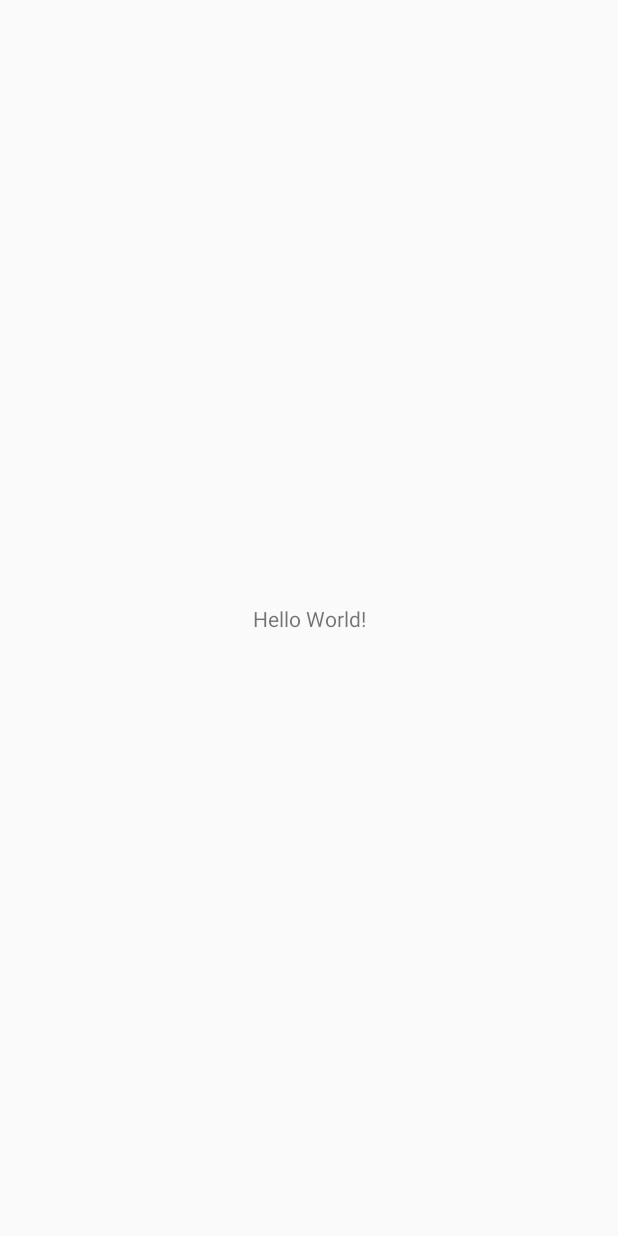
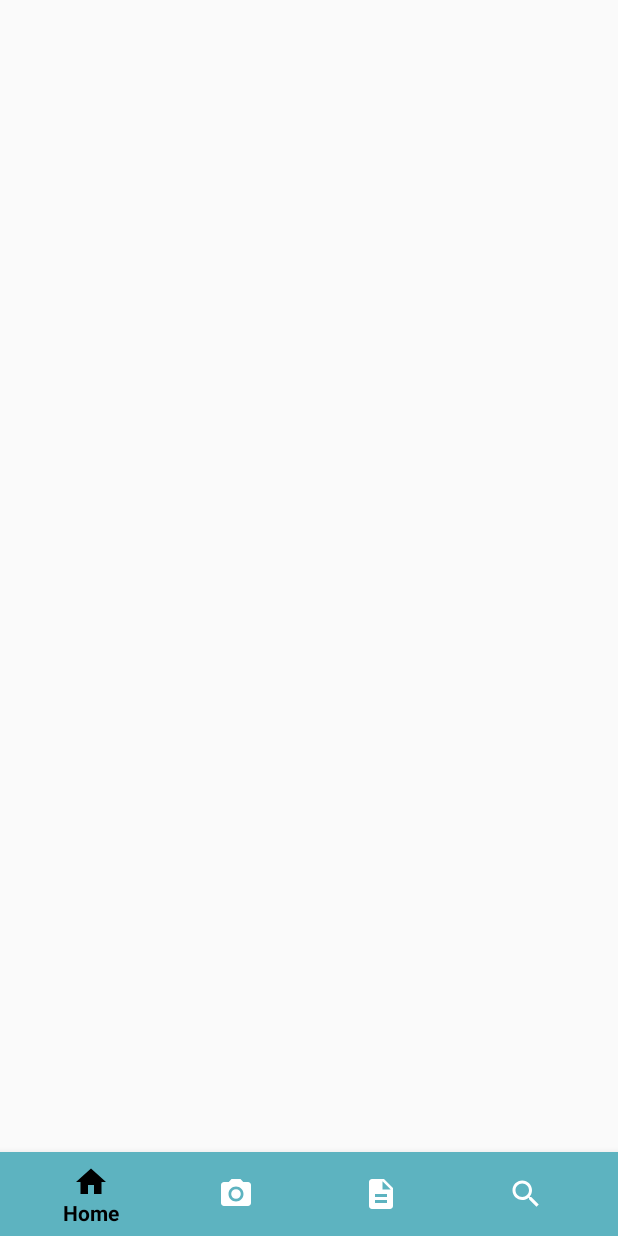
Before and after one commit to ikbalp/Exposhoot, an Android app: the MainActivity screen opened directly, with no data from a screen before it, on a phone screen of 412 x 824 dp. Before the commit the screen is almost empty. Run offline under Robolectric (Android 15) with nearby library versions, the light colour scheme and no system bars.

Commit message:
bottom navigation

```diff
--- a/app/build.gradle
+++ b/app/build.gradle
@@ -33,6 +33,6 @@
     androidTestImplementation 'androidx.test.espresso:espresso-core:3.2.0'
     implementation 'com.google.android.material:material:1.1.0'
 
-
+    implementation 'com.google.android.material:material:1.1.0'
 
 }
--- a/app/src/main/java/com/ikbalp/exposhoot/IntroViewPagerAdapter.java
+++ b/app/src/main/java/com/ikbalp/exposhoot/IntroViewPagerAdapter.java
@@ -11,6 +11,14 @@
 import androidx.viewpager.widget.PagerAdapter;
 
 import java.util.List;
+
+/*
+     Kamis, 25 Juni 2020
+     Ikbal Padilah
+     10117143 - IF4
+*/
+
+
 
 public class IntroViewPagerAdapter extends PagerAdapter {
 
--- a/app/src/main/java/com/ikbalp/exposhoot/MainActivity.java
+++ b/app/src/main/java/com/ikbalp/exposhoot/MainActivity.java
@@ -3,6 +3,13 @@
 import androidx.appcompat.app.AppCompatActivity;
 
 import android.os.Bundle;
+
+/*
+     Kamis, 25 Juni 2020
+     Ikbal Padilah
+     10117143 - IF4
+*/
+
 
 public class MainActivity extends AppCompatActivity {
 
--- a/app/src/main/java/com/ikbalp/exposhoot/ScreenItem.java
+++ b/app/src/main/java/com/ikbalp/exposhoot/ScreenItem.java
@@ -1,4 +1,11 @@
 package com.ikbalp.exposhoot;
+
+/*
+     Kamis, 25 Juni 2020
+     Ikbal Padilah
+     10117143 - IF4
+*/
+
 
 public class ScreenItem {
 
--- a/app/src/main/java/com/ikbalp/exposhoot/SplashScreen.java
+++ b/app/src/main/java/com/ikbalp/exposhoot/SplashScreen.java
@@ -7,6 +7,13 @@
 import android.view.WindowManager;
 
 import androidx.appcompat.app.AppCompatActivity;
+
+/*
+     Kamis, 25 Juni 2020
+     Ikbal Padilah
+     10117143 - IF4
+*/
+
 
 public class SplashScreen extends AppCompatActivity {
     private int waktu_loading=2500;
--- /dev/null
+++ b/app/src/main/res/drawable/color_state.xml
@@ -0,0 +1,12 @@
+<?xml version="1.0" encoding="utf-8"?>
+<selector xmlns:android="http://schemas.android.com/apk/res/android">
+
+    <item
+        android:color="@color/black"
+        android:state_checked="true"/>
+
+    <item
+        android:color="@color/white"
+        android:state_checked="false"/>
+
+</selector>
--- /dev/null
+++ b/app/src/main/res/drawable/ic_camera.xml
@@ -0,0 +1,12 @@
+<vector xmlns:android="http://schemas.android.com/apk/res/android"
+        android:width="24dp"
+        android:height="24dp"
+        android:viewportWidth="24.0"
+        android:viewportHeight="24.0">
+    <path
+        android:fillColor="#FF000000"
+        android:pathData="M12,12m-3.2,0a3.2,3.2 0,1 1,6.4 0a3.2,3.2 0,1 1,-6.4 0"/>
+    <path
+        android:fillColor="#FF000000"
+        android:pathData="M9,2L7.17,4L4,4c-1.1,0 -2,0.9 -2,2v12c0,1.1 0.9,2 2,2h16c1.1,0 2,-0.9 2,-2L22,6c0,-1.1 -0.9,-2 -2,-2h-3.17L15,2L9,2zM12,17c-2.76,0 -5,-2.24 -5,-5s2.24,-5 5,-5 5,2.24 5,5 -2.24,5 -5,5z"/>
+</vector>
--- /dev/null
+++ b/app/src/main/res/drawable/ic_home.xml
@@ -0,0 +1,9 @@
+<vector xmlns:android="http://schemas.android.com/apk/res/android"
+        android:width="24dp"
+        android:height="24dp"
+        android:viewportWidth="24.0"
+        android:viewportHeight="24.0">
+    <path
+        android:fillColor="#FF000000"
+        android:pathData="M10,20v-6h4v6h5v-8h3L12,3 2,12h3v8z"/>
+</vector>
--- /dev/null
+++ b/app/src/main/res/drawable/ic_search.xml
@@ -0,0 +1,9 @@
+<vector xmlns:android="http://schemas.android.com/apk/res/android"
+        android:width="24dp"
+        android:height="24dp"
+        android:viewportWidth="24.0"
+        android:viewportHeight="24.0">
+    <path
+        android:fillColor="#FF000000"
+        android:pathData="M15.5,14h-0.79l-0.28,-0.27C15.41,12.59 16,11.11 16,9.5 16,5.91 13.09,3 9.5,3S3,5.91 3,9.5 5.91,16 9.5,16c1.61,0 3.09,-0.59 4.23,-1.57l0.27,0.28v0.79l5,4.99L20.49,19l-4.99,-5zM9.5,14C7.01,14 5,11.99 5,9.5S7.01,5 9.5,5 14,7.01 14,9.5 11.99,14 9.5,14z"/>
+</vector>
--- /dev/null
+++ b/app/src/main/res/drawable/ic_tips.xml
@@ -0,0 +1,9 @@
+<vector xmlns:android="http://schemas.android.com/apk/res/android"
+        android:width="24dp"
+        android:height="24dp"
+        android:viewportWidth="24.0"
+        android:viewportHeight="24.0">
+    <path
+        android:fillColor="#FF000000"
+        android:pathData="M14,2L6,2c-1.1,0 -1.99,0.9 -1.99,2L4,20c0,1.1 0.89,2 1.99,2L18,22c1.1,0 2,-0.9 2,-2L20,8l-6,-6zM16,18L8,18v-2h8v2zM16,14L8,14v-2h8v2zM13,9L13,3.5L18.5,9L13,9z"/>
+</vector>
--- a/app/src/main/res/layout/activity_main.xml
+++ b/app/src/main/res/layout/activity_main.xml
@@ -1,18 +1,21 @@
 <?xml version="1.0" encoding="utf-8"?>
-<androidx.constraintlayout.widget.ConstraintLayout xmlns:android="http://schemas.android.com/apk/res/android"
+<RelativeLayout xmlns:android="http://schemas.android.com/apk/res/android"
     xmlns:app="http://schemas.android.com/apk/res-auto"
     xmlns:tools="http://schemas.android.com/tools"
     android:layout_width="match_parent"
     android:layout_height="match_parent"
     tools:context=".MainActivity">
 
-    <TextView
-        android:layout_width="wrap_content"
+
+
+    <com.google.android.material.bottomnavigation.BottomNavigationView
+        android:id="@+id/bottom_nav"
+        android:layout_width="match_parent"
         android:layout_height="wrap_content"
-        android:text="Hello World!"
-        app:layout_constraintBottom_toBottomOf="parent"
-        app:layout_constraintLeft_toLeftOf="parent"
-        app:layout_constraintRight_toRightOf="parent"
-        app:layout_constraintTop_toTopOf="parent" />
+        android:layout_alignParentBottom="true"
+        android:background="@color/tosca"
+        app:itemIconTint="@drawable/color_state"
+        app:itemTextColor="@drawable/color_state"
+        app:menu="@menu/menu_bottom_nav" />
 
-</androidx.constraintlayout.widget.ConstraintLayout>
+</RelativeLayout>
--- /dev/null
+++ b/app/src/main/res/menu/menu_bottom_nav.xml
@@ -0,0 +1,24 @@
+<?xml version="1.0" encoding="utf-8"?>
+<menu xmlns:android="http://schemas.android.com/apk/res/android">
+
+    <item
+        android:id="@+id/home"
+        android:icon="@drawable/ic_home"
+        android:title="@string/home"/>
+
+    <item
+        android:id="@+id/camera"
+        android:icon="@drawable/ic_camera"
+        android:title="@string/camera"/>
+
+    <item
+        android:id="@+id/tips"
+        android:icon="@drawable/ic_tips"
+        android:title="@string/tips"/>
+
+    <item
+        android:id="@+id/search"
+        android:icon="@drawable/ic_search"
+        android:title="@string/search"/>
+
+</menu>
--- a/app/src/main/res/values/strings.xml
+++ b/app/src/main/res/values/strings.xml
@@ -5,4 +5,8 @@
 
     <string name="textview">TextView</string>
     <string name="todo">TODO</string>
+    <string name="home">Home</string>
+    <string name="camera">Camera</string>
+    <string name="tips">Tips</string>
+    <string name="search">Search</string>
 </resources>
```
